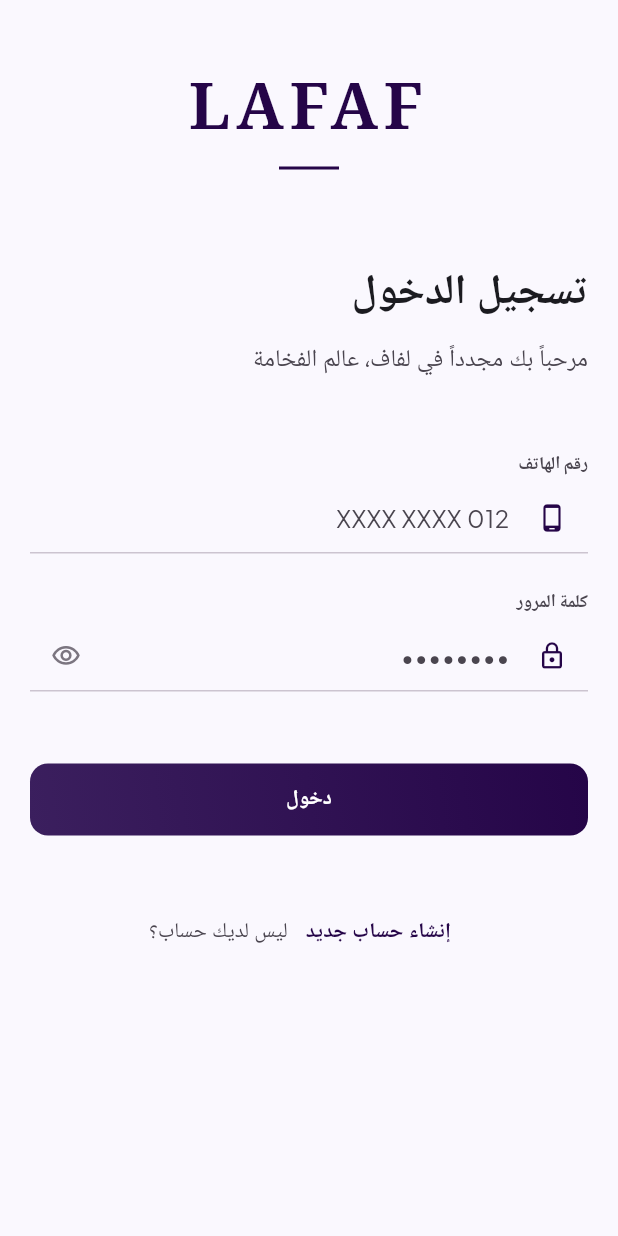
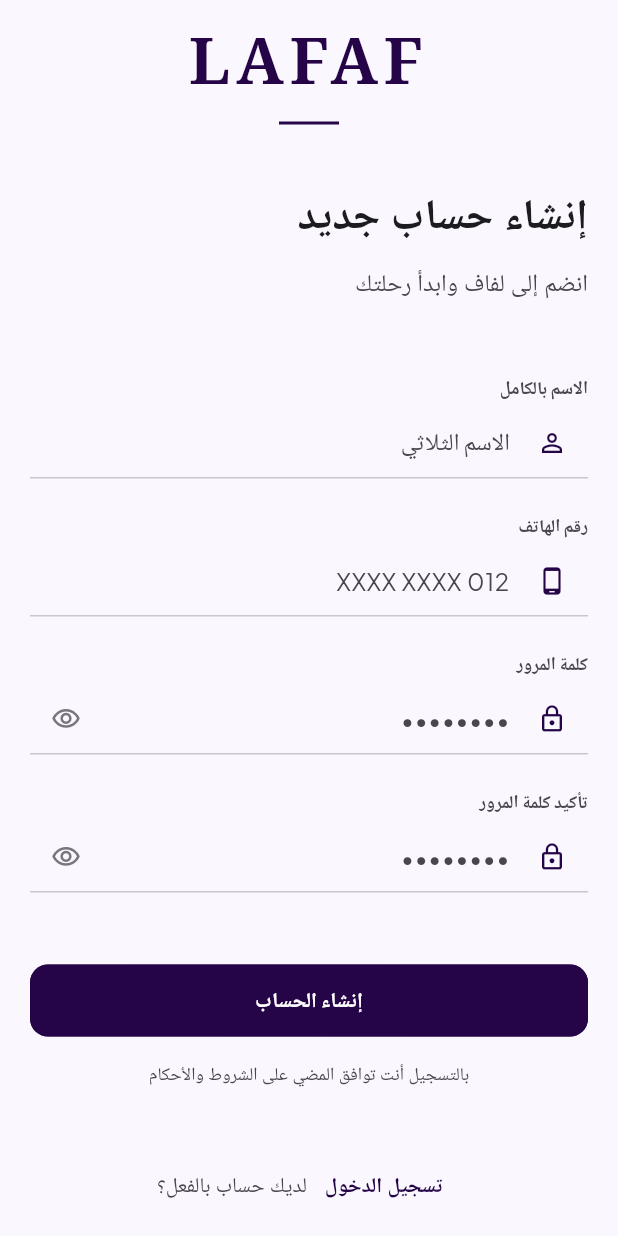
Before and after one commit to hossam91-dev/al-qaah, a Flutter app: the screen it shows after launch, after a tap on "إنشاء حساب جديد", on a phone screen of 412 x 824 dp. Run offline on Flutter 3.47's test engine with Material 3 defaults, Android fonts, the phone set to English and light mode, and no system bars; our stand-ins replace dio, flutter_bloc, freezed_annotation, get_it, go_router, google_fonts and 2 more; Roboto replaces fonts that are missing (Tajawal).

Commit message:
feat: implement registration screen UI and split into widgets

```diff
--- a/l10n.yaml
+++ b/l10n.yaml
@@ -1,2 +1,3 @@
 arb-dir: lib/l10n
 template-arb-file: app_ar.arb
+output-dir: lib/l10n
--- a/lib/core/router/app_router.dart
+++ b/lib/core/router/app_router.dart
@@ -1,4 +1,5 @@
 import 'package:al_qaah/features/auth/presentation/pages/login_page.dart';
+import 'package:al_qaah/features/auth/presentation/pages/register_page.dart';
 import 'package:al_qaah/features/design_system/presentation/pages/design_system_page.dart';
 import 'package:go_router/go_router.dart';
 import 'app_routes.dart';
@@ -15,6 +16,11 @@ class AppRouter {
         builder: (context, state) => const LoginPage(),
       ),
       GoRoute(
+        path: AppRoutes.register,
+        name: 'register',
+        builder: (context, state) => const RegisterPage(),
+      ),
+      GoRoute(
         path: AppRoutes.designSystem,
         name: 'designSystem',
         builder: (context, state) => const DesignSystemPage(),
--- a/lib/core/router/app_routes.dart
+++ b/lib/core/router/app_routes.dart
@@ -2,6 +2,7 @@ class AppRoutes {
   AppRoutes._();
 
   static const String login = '/login';
+  static const String register = '/register';
   static const String designSystem = '/design-system';
   static const String home = '/';
 }
--- a/lib/core/widgets/app_button.dart
+++ b/lib/core/widgets/app_button.dart
@@ -45,13 +45,7 @@ class AppButton extends StatelessWidget {
         ),
         child: ElevatedButton(
           onPressed: isLoading ? null : onPressed,
-          style: ElevatedButton.styleFrom(
-            backgroundColor: Colors.transparent,
-            shadowColor: Colors.transparent,
-            shape: RoundedRectangleBorder(
-              borderRadius: BorderRadius.circular(12),
-            ),
-          ),
+
           child: _buildContent(),
         ),
       );
--- a/lib/features/auth/presentation/pages/login_page.dart
+++ b/lib/features/auth/presentation/pages/login_page.dart
@@ -1,18 +1,31 @@
+import 'package:al_qaah/l10n/app_localizations.dart';
 import 'package:flutter/material.dart';
 import 'package:flutter_bloc/flutter_bloc.dart';
+import 'package:google_fonts/google_fonts.dart';
+import 'package:go_router/go_router.dart';
+import '../../../../core/router/app_routes.dart';
 import '../../../../core/di/injection.dart';
 import '../../../../core/theme/app_colors.dart';
+import '../../../../core/theme/app_text_styles.dart';
+import '../../../../core/widgets/app_button.dart';
+import '../../../../core/widgets/app_text_field.dart';
 import '../bloc/auth_cubit.dart';
-import '../widgets/login_logo.dart';
-import '../widgets/login_header.dart';
-import '../widgets/login_form.dart';
-import '../widgets/login_footer.dart';
 
-class LoginPage extends StatelessWidget {
+class LoginPage extends StatefulWidget {
   const LoginPage({super.key});
 
   @override
+  State<LoginPage> createState() => _LoginPageState();
+}
+
+class _LoginPageState extends State<LoginPage> {
+  final TextEditingController _phoneController = TextEditingController();
+  final TextEditingController _passwordController = TextEditingController();
+  bool _isPasswordVisible = false;
+
+  @override
   Widget build(BuildContext context) {
+    final l10n = AppLocalizations.of(context)!;
     return BlocProvider(
       create: (context) => getIt<AuthCubit>(),
       child: BlocListener<AuthCubit, AuthState>(
@@ -32,21 +45,140 @@ class LoginPage extends StatelessWidget {
           );
         },
         child: Scaffold(
-          backgroundColor: AppColors.background,
-          body: const SingleChildScrollView(
-            padding: EdgeInsets.symmetric(horizontal: 20.0),
+          body: SingleChildScrollView(
+            padding: const EdgeInsets.symmetric(horizontal: 20.0),
             child: Column(
               crossAxisAlignment: CrossAxisAlignment.stretch,
               children: [
-                SizedBox(height: 40),
-                LoginLogo(),
-                SizedBox(height: 60),
-                LoginHeader(),
-                SizedBox(height: 48),
-                LoginForm(),
-                SizedBox(height: 40),
-                LoginFooter(),
-                SizedBox(height: 40),
+                const SizedBox(height: 40),
+
+                // Logo section
+                Center(
+                  child: Column(
+                    children: [
+                      Text(
+                        'LAFAF',
+                        style: GoogleFonts.notoSerif(
+                          fontSize: 42,
+                          fontWeight: FontWeight.bold,
+                          color: AppColors.primary,
+                          letterSpacing: 4.0,
+                        ),
+                      ),
+                      Container(
+                        height: 2,
+                        width: 40,
+                        color: AppColors.primary,
+                        margin: const EdgeInsets.only(top: 8),
+                      ),
+                    ],
+                  ),
+                ),
+
+                const SizedBox(height: 60),
+
+                // Title section
+                Text(
+                  l10n.login_title,
+                  style: AppTextStyles.tajawal(
+                    fontSize: 28,
+                    fontWeight: FontWeight.bold,
+                    color: AppColors.onSurface,
+                  ),
+                  textAlign: TextAlign.right,
+                ),
+                const SizedBox(height: 8),
+                Text(
+                  l10n.login_subtitle,
+                  style: AppTextStyles.tajawal(
+                    fontSize: 16,
+                    color: AppColors.onSurfaceVariant,
+                  ),
+                  textAlign: TextAlign.right,
+                ),
+
+                const SizedBox(height: 48),
+
+                // Form section
+                AppTextField(
+                  label: l10n.phone_number,
+                  hintText: l10n.phone_hint,
+                  controller: _phoneController,
+                  keyboardType: TextInputType.phone,
+                  prefixIcon: Icons.phone_android_outlined,
+                ),
+                const SizedBox(height: 24),
+
+                AppTextField(
+                  label: l10n.password,
+                  hintText: l10n.password_hint,
+                  controller: _passwordController,
+                  isPassword: !_isPasswordVisible,
+                  prefixIcon: Icons.lock_outline,
+                  suffixIcon: IconButton(
+                    icon: Icon(
+                      _isPasswordVisible
+                          ? Icons.visibility_off_outlined
+                          : Icons.visibility_outlined,
+                      color: AppColors.outline,
+                      size: 20,
+                    ),
+                    onPressed: () {
+                      setState(() {
+                        _isPasswordVisible = !_isPasswordVisible;
+                      });
+                    },
+                  ),
+                ),
+
+                const SizedBox(height: 48),
+
+                // Login Button
+                BlocBuilder<AuthCubit, AuthState>(
+                  builder: (context, state) {
+                    final isLoading = state.maybeWhen(
+                      loading: () => true,
+                      orElse: () => false,
+                    );
+                    return AppButton.primary(
+                      text: l10n.login_button,
+                      isLoading: isLoading,
+                      onPressed: () {
+                        context.read<AuthCubit>().login(
+                          _phoneController.text,
+                          _passwordController.text,
+                        );
+                      },
+                    );
+                  },
+                ),
+
+                const SizedBox(height: 40),
+
+                // Footer section
+                Center(
+                  child: Row(
+                    mainAxisAlignment: MainAxisAlignment.center,
+                    children: [
+                      TextButton(
+                        onPressed: () => context.go(AppRoutes.register),
+                        child: Text(
+                          l10n.create_account,
+                          style: AppTextStyles.tajawal(
+                            color: AppColors.primary,
+                            fontWeight: FontWeight.bold,
+                          ),
+                        ),
+                      ),
+                      Text(
+                        l10n.dont_have_account,
+                        style: AppTextStyles.tajawal(
+                          color: AppColors.onSurfaceVariant,
+                        ),
+                      ),
+                    ],
+                  ),
+                ),
               ],
             ),
           ),
--- /dev/null
+++ b/lib/features/auth/presentation/pages/register_page.dart
@@ -0,0 +1,57 @@
+import 'package:flutter/material.dart';
+import 'package:flutter_bloc/flutter_bloc.dart';
+import '../../../../core/di/injection.dart';
+import '../bloc/auth_cubit.dart';
+import '../widgets/login_logo.dart';
+import '../widgets/register_footer.dart';
+import '../widgets/register_form.dart';
+import '../widgets/register_header.dart';
+
+class RegisterPage extends StatelessWidget {
+  const RegisterPage({super.key});
+
+  @override
+  Widget build(BuildContext context) {
+    return BlocProvider(
+      create: (context) => getIt<AuthCubit>(),
+      child: BlocListener<AuthCubit, AuthState>(
+        listener: (context, state) {
+          state.whenOrNull(
+            success: (user) {
+              ScaffoldMessenger.of(
+                context,
+              ).showSnackBar(SnackBar(content: Text('مرحباً ${user.name}')));
+              // Navigate to home after success
+            },
+            error: (message) {
+              ScaffoldMessenger.of(context).showSnackBar(
+                SnackBar(content: Text(message), backgroundColor: Colors.red),
+              );
+            },
+          );
+        },
+        child: Scaffold(
+          body: SingleChildScrollView(
+            padding: const EdgeInsets.symmetric(horizontal: 20.0),
+            child: SafeArea(
+              child: Column(
+                crossAxisAlignment: CrossAxisAlignment.stretch,
+                children: const [
+                  SizedBox(height: 10),
+                  LoginLogo(),
+                  SizedBox(height: 40),
+                  RegisterHeader(),
+                  SizedBox(height: 48),
+                  RegisterForm(),
+                  SizedBox(height: 16),
+                  RegisterFooter(),
+                  SizedBox(height: 40),
+                ],
+              ),
+            ),
+          ),
+        ),
+      ),
+    );
+  }
+}
--- /dev/null
+++ b/lib/features/auth/presentation/widgets/register_footer.dart
@@ -0,0 +1,51 @@
+import 'package:al_qaah/l10n/app_localizations.dart';
+import 'package:flutter/material.dart';
+import 'package:go_router/go_router.dart';
+import '../../../../../core/router/app_routes.dart';
+import '../../../../../core/theme/app_colors.dart';
+import '../../../../../core/theme/app_text_styles.dart';
+
+class RegisterFooter extends StatelessWidget {
+  const RegisterFooter({super.key});
+
+  @override
+  Widget build(BuildContext context) {
+    final l10n = AppLocalizations.of(context)!;
+    return Column(
+      children: [
+        Center(
+          child: Text(
+            l10n.terms_and_conditions,
+            style: AppTextStyles.tajawal(
+              fontSize: 12,
+              color: AppColors.onSurfaceVariant,
+            ),
+            textAlign: TextAlign.center,
+          ),
+        ),
+        const SizedBox(height: 40),
+        Center(
+          child: Row(
+            mainAxisAlignment: MainAxisAlignment.center,
+            children: [
+              TextButton(
+                onPressed: () => context.go(AppRoutes.login),
+                child: Text(
+                  l10n.login_now,
+                  style: AppTextStyles.tajawal(
+                    color: AppColors.primary,
+                    fontWeight: FontWeight.bold,
+                  ),
+                ),
+              ),
+              Text(
+                l10n.already_have_account,
+                style: AppTextStyles.tajawal(color: AppColors.onSurfaceVariant),
+              ),
+            ],
+          ),
+        ),
+      ],
+    );
+  }
+}
--- /dev/null
+++ b/lib/features/auth/presentation/widgets/register_form.dart
@@ -0,0 +1,124 @@
+import 'package:al_qaah/l10n/app_localizations.dart';
+import 'package:flutter/material.dart';
+import 'package:flutter_bloc/flutter_bloc.dart';
+import '../../../../../core/theme/app_colors.dart';
+import '../../../../../core/widgets/app_button.dart';
+import '../../../../../core/widgets/app_text_field.dart';
+import '../bloc/auth_cubit.dart';
+
+class RegisterForm extends StatefulWidget {
+  const RegisterForm({super.key});
+
+  @override
+  State<RegisterForm> createState() => _RegisterFormState();
+}
+
+class _RegisterFormState extends State<RegisterForm> {
+  final TextEditingController _nameController = TextEditingController();
+  final TextEditingController _phoneController = TextEditingController();
+  final TextEditingController _passwordController = TextEditingController();
+  final TextEditingController _confirmPasswordController =
+      TextEditingController();
+  bool _isPasswordVisible = false;
+  bool _isConfirmPasswordVisible = false;
+
+  @override
+  void dispose() {
+    _nameController.dispose();
+    _phoneController.dispose();
+    _passwordController.dispose();
+    _confirmPasswordController.dispose();
+    super.dispose();
+  }
+
+  @override
+  Widget build(BuildContext context) {
+    final l10n = AppLocalizations.of(context)!;
+    return Column(
+      //crossAxisAlignment: CrossAxisAlignment.stretch,
+      children: [
+        AppTextField(
+          label: l10n.full_name,
+          hintText: l10n.full_name_hint,
+          controller: _nameController,
+          keyboardType: TextInputType.name,
+          prefixIcon: Icons.person_outline,
+        ),
+        const SizedBox(height: 24),
+
+        AppTextField(
+          label: l10n.phone_number,
+          hintText: l10n.phone_hint,
+          controller: _phoneController,
+          keyboardType: TextInputType.phone,
+          prefixIcon: Icons.phone_android_outlined,
+        ),
+        const SizedBox(height: 24),
+
+        AppTextField(
+          label: l10n.password,
+          hintText: l10n.password_hint,
+          controller: _passwordController,
+          isPassword: !_isPasswordVisible,
+          prefixIcon: Icons.lock_outline,
+          suffixIcon: IconButton(
+            icon: Icon(
+              _isPasswordVisible
+                  ? Icons.visibility_off_outlined
+                  : Icons.visibility_outlined,
+              color: AppColors.outline,
+              size: 20,
+            ),
+            onPressed: () {
+              setState(() {
+                _isPasswordVisible = !_isPasswordVisible;
+              });
+            },
+          ),
+        ),
+        const SizedBox(height: 24),
+
+        AppTextField(
+          label: l10n.confirm_password,
+          hintText: l10n.confirm_password_hint,
+          controller: _confirmPasswordController,
+          isPassword: !_isConfirmPasswordVisible,
+          prefixIcon: Icons.lock_outline,
+          suffixIcon: IconButton(
+            icon: Icon(
+              _isConfirmPasswordVisible
+                  ? Icons.visibility_off_outlined
+                  : Icons.visibility_outlined,
+              color: AppColors.outline,
+              size: 20,
+            ),
+            onPressed: () {
+              setState(() {
+                _isConfirmPasswordVisible = !_isConfirmPasswordVisible;
+              });
+            },
+          ),
+        ),
+
+        const SizedBox(height: 48),
+
+        // Register Button
+        BlocBuilder<AuthCubit, AuthState>(
+          builder: (context, state) {
+            final isLoading = state.maybeWhen(
+              loading: () => true,
+              orElse: () => false,
+            );
+            return AppButton.primary(
+              text: l10n.register_button,
+              isLoading: isLoading,
+              onPressed: () {
+                // Normally context.read<AuthCubit>().register(...) would go here
+              },
+            );
+          },
+        ),
+      ],
+    );
+  }
+}
--- /dev/null
+++ b/lib/features/auth/presentation/widgets/register_header.dart
@@ -0,0 +1,36 @@
+import 'package:al_qaah/l10n/app_localizations.dart';
+import 'package:flutter/material.dart';
+import '../../../../../core/theme/app_colors.dart';
+import '../../../../../core/theme/app_text_styles.dart';
+
+class RegisterHeader extends StatelessWidget {
+  const RegisterHeader({super.key});
+
+  @override
+  Widget build(BuildContext context) {
+    final l10n = AppLocalizations.of(context)!;
+    return Column(
+      crossAxisAlignment: CrossAxisAlignment.stretch,
+      children: [
+        Text(
+          l10n.register_title,
+          style: AppTextStyles.tajawal(
+            fontSize: 28,
+            fontWeight: FontWeight.bold,
+            color: AppColors.onSurface,
+          ),
+          textAlign: TextAlign.right,
+        ),
+        const SizedBox(height: 8),
+        Text(
+          l10n.register_subtitle,
+          style: AppTextStyles.tajawal(
+            fontSize: 16,
+            color: AppColors.onSurfaceVariant,
+          ),
+          textAlign: TextAlign.right,
+        ),
+      ],
+    );
+  }
+}
--- a/lib/l10n/app_ar.arb
+++ b/lib/l10n/app_ar.arb
@@ -7,5 +7,15 @@
   "password_hint": "••••••••",
   "login_button": "دخول",
   "create_account": "إنشاء حساب جديد",
-  "dont_have_account": "ليس لديك حساب؟"
+  "dont_have_account": "ليس لديك حساب؟",
+  "register_title": "إنشاء حساب جديد",
+  "register_subtitle": "انضم إلى لفاف وابدأ رحلتك",
+  "full_name": "الاسم بالكامل",
+  "full_name_hint": "الاسم الثلاثي",
+  "confirm_password": "تأكيد كلمة المرور",
+  "confirm_password_hint": "••••••••",
+  "register_button": "إنشاء الحساب",
+  "already_have_account": "لديك حساب بالفعل؟",
+  "login_now": "تسجيل الدخول",
+  "terms_and_conditions": "بالتسجيل أنت توافق المضي على الشروط والأحكام"
 }
--- a/lib/l10n/app_localizations.dart
+++ b/lib/l10n/app_localizations.dart
@@ -147,6 +147,66 @@ abstract class AppLocalizations {
   /// In ar, this message translates to:
   /// **'ليس لديك حساب؟'**
   String get dont_have_account;
+
+  /// No description provided for @register_title.
+  ///
+  /// In ar, this message translates to:
+  /// **'إنشاء حساب جديد'**
+  String get register_title;
+
+  /// No description provided for @register_subtitle.
+  ///
+  /// In ar, this message translates to:
+  /// **'انضم إلى لفاف وابدأ رحلتك'**
+  String get register_subtitle;
+
+  /// No description provided for @full_name.
+  ///
+  /// In ar, this message translates to:
+  /// **'الاسم بالكامل'**
+  String get full_name;
+
+  /// No description provided for @full_name_hint.
+  ///
+  /// In ar, this message translates to:
+  /// **'الاسم الثلاثي'**
+  String get full_name_hint;
+
+  /// No description provided for @confirm_password.
+  ///
+  /// In ar, this message translates to:
+  /// **'تأكيد كلمة المرور'**
+  String get confirm_password;
+
+  /// No description provided for @confirm_password_hint.
+  ///
+  /// In ar, this message translates to:
+  /// **'••••••••'**
+  String get confirm_password_hint;
+
+  /// No description provided for @register_button.
+  ///
+  /// In ar, this message translates to:
+  /// **'إنشاء الحساب'**
+  String get register_button;
+
+  /// No description provided for @already_have_account.
+  ///
+  /// In ar, this message translates to:
+  /// **'لديك حساب بالفعل؟'**
+  String get already_have_account;
+
+  /// No description provided for @login_now.
+  ///
+  /// In ar, this message translates to:
+  /// **'تسجيل الدخول'**
+  String get login_now;
+
+  /// No description provided for @terms_and_conditions.
+  ///
+  /// In ar, this message translates to:
+  /// **'بالتسجيل أنت توافق المضي على الشروط والأحكام'**
+  String get terms_and_conditions;
 }
 
 class _AppLocalizationsDelegate
--- a/lib/l10n/app_localizations_ar.dart
+++ b/lib/l10n/app_localizations_ar.dart
@@ -34,4 +34,35 @@ class AppLocalizationsAr extends AppLocalizations {
 
   @override
   String get dont_have_account => 'ليس لديك حساب؟';
+
+  @override
+  String get register_title => 'إنشاء حساب جديد';
+
+  @override
+  String get register_subtitle => 'انضم إلى لفاف وابدأ رحلتك';
+
+  @override
+  String get full_name => 'الاسم بالكامل';
+
+  @override
+  String get full_name_hint => 'الاسم الثلاثي';
+
+  @override
+  String get confirm_password => 'تأكيد كلمة المرور';
+
+  @override
+  String get confirm_password_hint => '••••••••';
+
+  @override
+  String get register_button => 'إنشاء الحساب';
+
+  @override
+  String get already_have_account => 'لديك حساب بالفعل؟';
+
+  @override
+  String get login_now => 'تسجيل الدخول';
+
+  @override
+  String get terms_and_conditions =>
+      'بالتسجيل أنت توافق المضي على الشروط والأحكام';
 }
--- a/pubspec.yaml
+++ b/pubspec.yaml
@@ -44,4 +44,5 @@ dev_dependencies:
   json_serializable: ^6.13.1
 
 flutter:
+  generate: true
   uses-material-design: true
```
